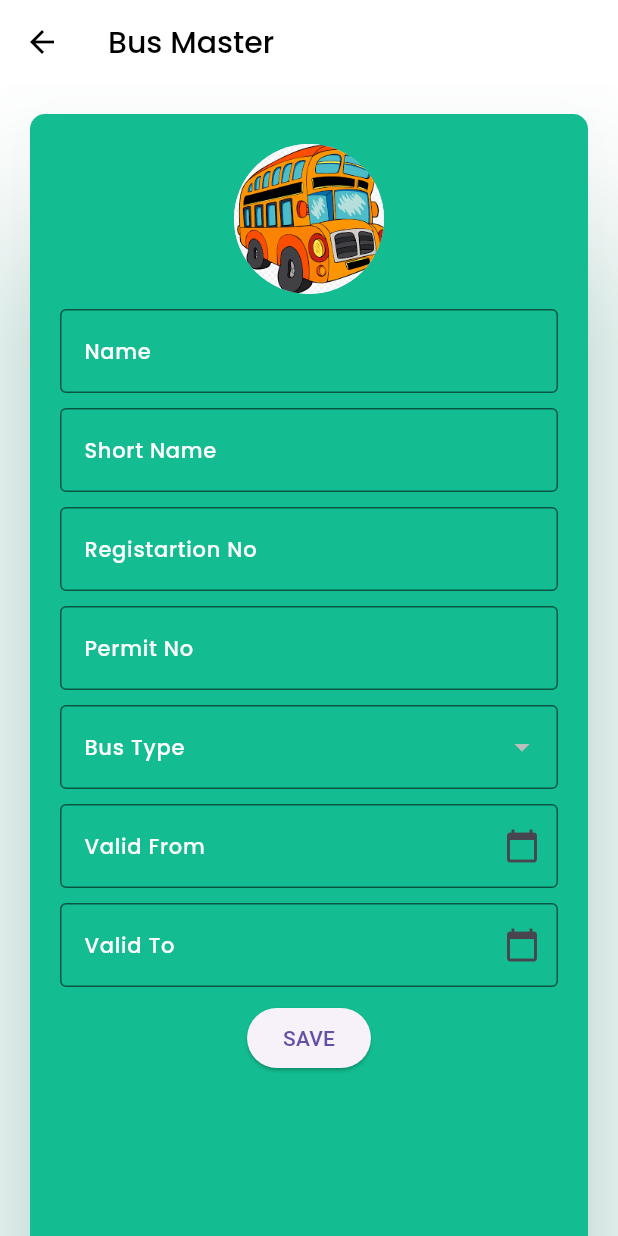
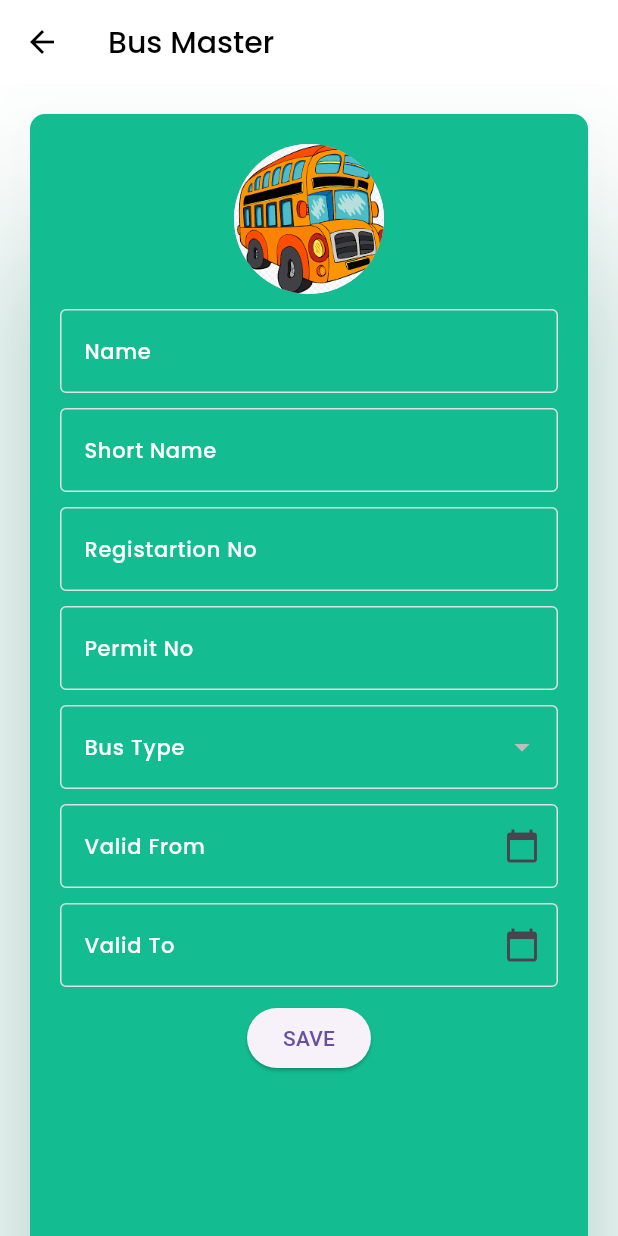
Before and after one commit to vishakhmk-del/pompomTracker, a Flutter app: the ScreenBusMater screen opened directly, on a phone screen of 412 x 824 dp. Run offline on Flutter 3.47's test engine with Material 3 defaults, Android fonts, the phone set to English and light mode, and no system bars; our stand-ins replace animated_splash_screen, dio, fl_chart, fluttertoast, lottie, page_transition and 1 more; accounts and stored records are empty; network calls fail.

Commit message:
route master design and chnages in theme_constants

```diff
--- a/pompomtracker/lib/api/url.dart
+++ b/pompomtracker/lib/api/url.dart
@@ -1,12 +1,13 @@
 class Url {
-  String baseUrl = 'http://10.160.100.53/Qrpay/index.php';
+  // String baseUrl = 'http://10.160.100.53/Qrpay/index.php';
 
-  // String baseUrl = 'http://117.221.68.183:81/Qrpay/index.php';
+  String baseUrl = 'http://117.221.68.183:81/Qrpay/index.php';
 
   String loginUrl = '/Home_C/owner_login';
 
   String getBusUrl = '/Master_C/get_bustype';
   String busSave = '/Master_C/bus_save';
+  String routeSave = '/Master_C/route_save';
 
   String weeklyUrl = '/Owner_C/rep_datewise';
 }
--- a/pompomtracker/lib/core/routes/approute.dart
+++ b/pompomtracker/lib/core/routes/approute.dart
@@ -1,4 +1,6 @@
 import 'package:pompomtracker/core/hook/hook.dart';
+import 'package:pompomtracker/screens/Bus/ScreenBusMaster.dart';
+import 'package:pompomtracker/screens/route_mas/ScreenRouteMaster.dart';
 
 class Approutes {
   PageTransition loginscreen = PageTransition(
@@ -15,4 +17,18 @@ class Approutes {
     curve: Curves.easeInOutBack,
     duration: const Duration(microseconds: 500),
   );
+  PageTransition busmasterscreen = PageTransition(
+    child: const ScreenBusMater(),
+    type: PageTransitionType.fade,
+    alignment: Alignment.center,
+    curve: Curves.easeInOutBack,
+    duration: const Duration(microseconds: 500),
+  );
+  PageTransition routemasterscreen = PageTransition(
+    child: const ScreenRoutemaster(),
+    type: PageTransitionType.fade,
+    alignment: Alignment.center,
+    curve: Curves.easeInOutBack,
+    duration: const Duration(microseconds: 500),
+  );
 }
--- a/pompomtracker/lib/provider/theme/theme_constants.dart
+++ b/pompomtracker/lib/provider/theme/theme_constants.dart
@@ -1,3 +1,4 @@
+import 'package:flutter/material.dart';
 import 'package:pompomtracker/core/hook/hook.dart';
 
 const primaryColor = Colors.purple;
@@ -14,10 +15,14 @@ class MyTheme {
         primary: Color(0xff13bc91),
         onPrimary: Colors.white,
         secondary: Color(0xff12b2ba),
-          onSecondary: Colors.black),
+        onSecondary: Colors.black,
+        primaryContainer: Color(0xFF5FE0BF),
+      ),
       textTheme: const TextTheme(
           labelSmall: TextStyle(
               color: Colors.white, fontSize: 14, fontFamily: 'Poppins-Medium'),
+          bodySmall: TextStyle(
+              color: Colors.black, fontSize: 14, fontFamily: 'Poppins-Medium'),
           titleSmall: TextStyle(
               color: Colors.white, fontSize: 14, fontFamily: 'Poppins-Medium'),
           titleMedium: TextStyle(
@@ -37,9 +42,13 @@ class MyTheme {
         primary: Color(0xff13bc91),
         onPrimary: Colors.white,
         secondary: Color(0xff12b2ba),
-          onSecondary: Colors.white),
+        onSecondary: Colors.white,
+        primaryContainer: Color(0xFF5FE0BF),
+      ),
       textTheme: const TextTheme(
           labelSmall: TextStyle(
+              color: Colors.white, fontSize: 14, fontFamily: 'Poppins-Medium'),
+          bodySmall: TextStyle(
               color: Colors.white, fontSize: 14, fontFamily: 'Poppins-Medium'),
           titleSmall: TextStyle(
               color: Colors.white, fontSize: 14, fontFamily: 'Poppins-Medium'),
@@ -49,19 +58,21 @@ class MyTheme {
               color: Colors.white,
               fontSize: 20,
               fontFamily: 'Poppins-Medium')));
+
+  //common theme
   static ThemeData get googleFormTheme => ThemeData(
         inputDecorationTheme: const InputDecorationTheme(
           floatingLabelBehavior: FloatingLabelBehavior.auto,
           border: OutlineInputBorder(
-            borderSide: BorderSide(color: Colors.black54, width: 1.0),
+            borderSide: BorderSide(color: Color(0xFFE1E1E1), width: 1.0),
             borderRadius: BorderRadius.all(Radius.circular(4.0)),
           ),
           enabledBorder: OutlineInputBorder(
-            borderSide: BorderSide(color: Colors.black54, width: 1.0),
+            borderSide: BorderSide(color: Color(0xFFE1E1E1), width: 1.0),
             borderRadius: BorderRadius.all(Radius.circular(4.0)),
           ),
           focusedBorder: OutlineInputBorder(
-            borderSide: BorderSide(color: Colors.black54, width: 2.0),
+            borderSide: BorderSide(color: Color(0xFFE1E1E1), width: 2.0),
             borderRadius: BorderRadius.all(Radius.circular(4.0)),
           ),
           errorBorder: OutlineInputBorder(
@@ -73,7 +84,7 @@ class MyTheme {
             borderRadius: BorderRadius.all(Radius.circular(4.0)),
           ),
           disabledBorder: OutlineInputBorder(
-            borderSide: BorderSide(color: Colors.black54, width: 1.0),
+            borderSide: BorderSide(color: Color(0xFFE1E1E1), width: 1.0),
             borderRadius: BorderRadius.all(Radius.circular(4.0)),
           ),
         ),
--- a/pompomtracker/lib/screens/splash/screenSplash.dart
+++ b/pompomtracker/lib/screens/splash/screenSplash.dart
@@ -26,7 +26,7 @@ class _ScreenSplashState extends State<ScreenSplash> {
       if (value!.userId != '') {
         await Future.delayed(const Duration(seconds: 3));
         Navigator.pushReplacement(
-            _scaffoldKey.currentContext!, Approutes().homescreen);
+            _scaffoldKey.currentContext!, Approutes().routemasterscreen);
       } else {
         gotoLogin();
       }
```
Also changed, not shown: pompomtracker/lib/screens/Bus/ScreenBusMaster.dart (+80 -11 lines), pompomtracker/lib/screens/route_mas/ScreenRouteMaster.dart (added, +138 -0 lines). Lines whose indentation alone changed are shown as unchanged.
